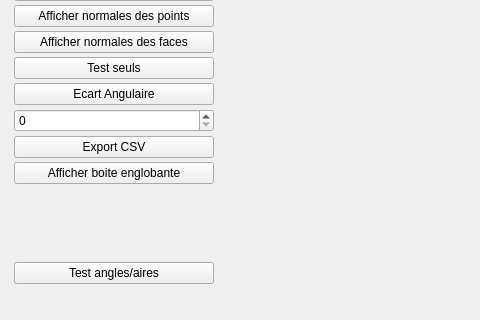
Before: the Qt Designer form starterLight/mainwindow.ui in ME220397/Prog-Graphique-et-Application-Industrielle., drawn with Qt 5; both pictures show x 0 to 480 and y 130 to 450 of the 690 by 450 pixel window.
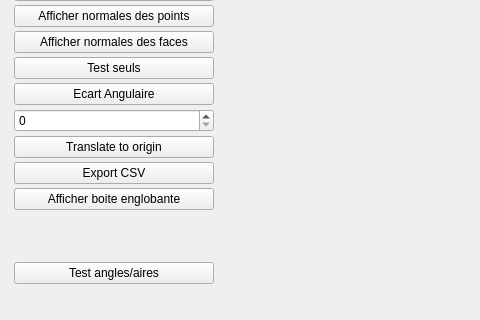
After: the same form once the commit is applied. Custom widgets are drawn as their Qt base class.

Commit message: translation_to_origin writed

Patch:
```diff
--- a/starterLight/mainwindow.ui
+++ b/starterLight/mainwindow.ui
@@ -110,6 +110,13 @@
        <item>
         <widget class="QSpinBox" name="spinBox"/>
        </item>
+       <item>
+        <widget class="QPushButton" name="pushButton_2">
+         <property name="text">
+          <string>Translate to origin</string>
+         </property>
+        </widget>
+       </item>
        <item>
         <widget class="QPushButton" name="pushButton">
          <property name="text">
```
Left out of the diff: 2 changed lines with no effect on the pictures. The commit also changes 23 other files.
